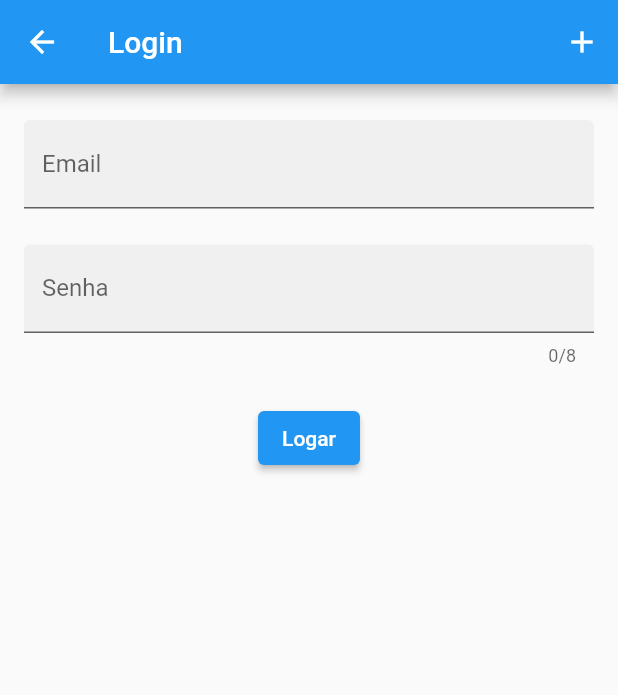
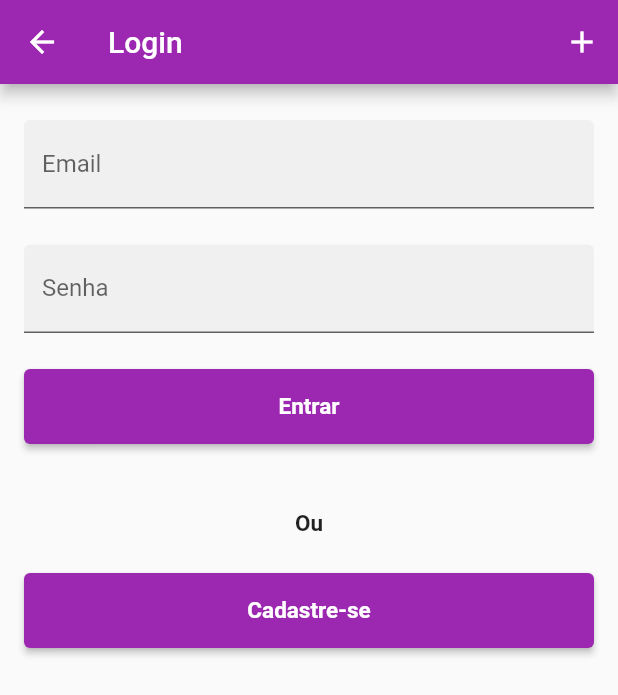
Before and after one commit to ErisonLopes/me_empresta_ai, a Flutter app: the LoginWidget screen opened directly, on a phone screen of 412 x 824 dp. Shown: the top 695 px of the screen. Run offline on Flutter 3.47's test engine with Material 2 defaults, Android fonts, the phone set to English and light mode, and no system bars; our stand-ins replace floor, flutter_svg, sqflite; accounts and stored records are empty; generated files the repository leaves out were written again; project files that could hold a hidden picture were left out.

Commit message:
Create login validations

```diff
--- a/lib/main.dart
+++ b/lib/main.dart
@@ -17,12 +17,12 @@ class MyApp extends StatelessWidget {
     return MaterialApp(
       title: 'Flutter Demo',
       theme: ThemeData(
-        primarySwatch: Colors.blue,
+        primarySwatch: Colors.purple,
       ),
       initialRoute: '/',
       routes: {
-        //'/': (context) => const LoginWidget(),
-        '/': (context) => const MyBooksWidget()
+        '/': (context) => const LoginWidget(),
+        //'/': (context) => const MyBooksWidget()
       },
     );
   }
--- a/lib/screens/login.dart
+++ b/lib/screens/login.dart
@@ -5,6 +5,8 @@ import 'package:me_empresta_ai/models/user.dart';
 import 'package:me_empresta_ai/repositories/userRepository.dart';
 import 'package:me_empresta_ai/screens/userAdd.dart';
 import 'package:me_empresta_ai/utils/custom_widgets.dart';
+
+import 'myListBook.dart';
 
 class LoginWidget extends StatefulWidget {
   const LoginWidget({Key? key}) : super(key: key);
@@ -45,66 +47,6 @@ class _LoginWidgetState extends State<LoginWidget> {
   }
 }
 
-class PasswordField extends StatefulWidget {
-  const PasswordField({
-    Key? key,
-    this.restorationId,
-    this.fieldKey,
-    this.hintText,
-    this.labelText,
-    this.helperText,
-    this.onSaved,
-    this.validator,
-    this.onFieldSubmitted,
-    this.focusNode,
-    this.textInputAction,
-  }) : super(key: key);
-
-  final String? restorationId;
-  final Key? fieldKey;
-  final String? hintText;
-  final String? labelText;
-  final String? helperText;
-  final FormFieldSetter<String>? onSaved;
-  final FormFieldValidator<String>? validator;
-  final ValueChanged<String>? onFieldSubmitted;
-  final FocusNode? focusNode;
-  final TextInputAction? textInputAction;
-
-  @override
-  State<PasswordField> createState() => _PasswordFieldState();
-}
-
-class _PasswordFieldState extends State<PasswordField> with RestorationMixin {
-  final RestorableBool _obscureText = RestorableBool(true);
-
-  @override
-  String? get restorationId => widget.restorationId;
-
-  @override
-  void restoreState(RestorationBucket? oldBucket, bool initialRestore) {
-    registerForRestoration(_obscureText, 'obscure_text');
-  }
-
-  @override
-  Widget build(BuildContext context) {
-    return TextFormField(
-      key: widget.fieldKey,
-      restorationId: 'password_text_field',
-      obscureText: _obscureText.value,
-      maxLength: 8,
-      onSaved: widget.onSaved,
-      validator: widget.validator,
-      onFieldSubmitted: widget.onFieldSubmitted,
-      decoration: InputDecoration(
-          filled: true,
-          hintText: widget.hintText,
-          labelText: widget.labelText,
-          helperText: widget.helperText),
-    );
-  }
-}
-
 class LoginFields extends StatefulWidget {
   const LoginFields({Key? key}) : super(key: key);
 
@@ -113,8 +55,12 @@ class LoginFields extends StatefulWidget {
 }
 
 class LoginFieldsState extends State<LoginFields> with RestorationMixin {
-  LoginData person = LoginData();
+  final UserRepository? _repository = UserRepository();
   late FocusNode _email, _password, _retypePassword, _lifeStory;
+  final addUser = UserFormWidget();
+
+  final _tEmail = TextEditingController();
+  final _tPassword = TextEditingController();
 
   @override
   String get restorationId => 'login';
@@ -139,28 +85,35 @@ class LoginFieldsState extends State<LoginFields> with RestorationMixin {
     registerForRestoration(_autoValidateModeIndex, 'autovalidate_mode');
   }
 
+    _insertUser(User user) async {
+    if (user != null) {
+      await _repository!.insertUser(user);
+      await _repository!.getUserByEmail(user.username);
+    }
+  }
+
   final RestorableInt _autoValidateModeIndex =
       RestorableInt(AutovalidateMode.disabled.index);
 
   final GlobalKey<FormState> _formKey = GlobalKey<FormState>();
-  final GlobalKey<FormFieldState<String>> _passwordFieldKey =
-      GlobalKey<FormFieldState<String>>();
 
   @override
   Widget build(BuildContext context) {
     const sizedBoxSpace = SizedBox(height: 24);
+    const sizedBoxSpaceCadastro = SizedBox(height: 44);
 
     return Form(
       key: _formKey,
       autovalidateMode: AutovalidateMode.values[_autoValidateModeIndex.value],
       child: Scrollbar(
         child: SingleChildScrollView(
-          restorationId: 'text_field_demo_scroll_view',
+          restorationId: 'loginRestorationId',
           padding: const EdgeInsets.symmetric(horizontal: 16),
           child: Column(
             children: [
               sizedBoxSpace,
               TextFormField(
+                controller: _tEmail,
                 restorationId: 'email_field',
                 textInputAction: TextInputAction.next,
                 focusNode: _email,
@@ -170,32 +123,54 @@ class LoginFieldsState extends State<LoginFields> with RestorationMixin {
                   labelText: "Email",
                 ),
                 keyboardType: TextInputType.emailAddress,
-                onSaved: (value) {
-                  person.email = value;
-                  _lifeStory.requestFocus();
-                },
               ),
               sizedBoxSpace,
-              PasswordField(
+              TextFormField(
+                controller: _tPassword,
                 restorationId: 'password_field',
                 textInputAction: TextInputAction.next,
                 focusNode: _password,
-                fieldKey: _passwordFieldKey,
-                labelText: "Senha",
-                onFieldSubmitted: (value) {
-                  setState(() {
-                    person.password = value;
-                    _retypePassword.requestFocus();
-                  });
-                },
+                decoration: InputDecoration(
+                  filled: true,
+                  hintText: "Digite sua senha",
+                  labelText: "Senha",
+                ),
+                keyboardType: TextInputType.text,
+                obscureText: true,
               ),
               sizedBoxSpace,
               Center(
-                child: ElevatedButton(
-                  onPressed: _handleSubmitted,
-                  child: Text("Logar"),
-                ),
+                  child: SizedBox(
+                      height: 50, //height of button
+                      width: 400, //width of button
+                      child: ElevatedButton(
+                          onPressed: _handleSubmitted,
+                          child: Text("Entrar",
+                              style: TextStyle(
+                                  fontWeight: FontWeight.bold,
+                                  fontSize: 15))))),
+              sizedBoxSpaceCadastro,
+              Center(
+                child: Text("Ou",
+                    style:
+                        TextStyle(fontWeight: FontWeight.bold, fontSize: 15)),
               ),
+              sizedBoxSpace,
+              Center(
+                  child: SizedBox(
+                      height: 50, //height of button
+                      width: 400, //width of button
+                      child: ElevatedButton(
+                          onPressed: () {
+                            Navigator.push(
+                                    context,
+                                    MaterialPageRoute(
+                                        builder: (context) => addUser))
+                                .then((book) => _insertUser(book));
+                          },
+                          child: Text("Cadastre-se",
+                              style: TextStyle(
+                                  fontWeight: FontWeight.bold, fontSize: 15)))))
             ],
           ),
         ),
@@ -204,11 +179,45 @@ class LoginFieldsState extends State<LoginFields> with RestorationMixin {
   }
 
   void _handleSubmitted() {
-    final form = _formKey.currentState!;
-    if (!form.validate()) {
-      _autoValidateModeIndex.value = AutovalidateMode.always.index;
+    final email = _tEmail.text;
+    final password = _tPassword.text;
+    if (email.isEmpty || password.isEmpty) {
+      _showDialogError("Login e/ou Senha inválido(s)");
     } else {
-      form.save();
+      _verifyUserCredentials(email, password);
     }
   }
+
+  void _showDialogError(String message) {
+    showDialog(
+      context: context,
+      builder: (context) {
+        return AlertDialog(
+            title: Text("Erro"),
+            content: Text(message),
+            actions: <Widget>[
+              TextButton(
+                  child: Text("OK"),
+                  onPressed: () {
+                    Navigator.pop(context);
+                  })
+            ]);
+      },
+    );
+  }
+
+  void _verifyUserCredentials(String email, String password) async {
+    User? user = await _repository!.getUserByEmail(email);
+
+    if (user == null) {
+      _showDialogError("Usuário não encontrado. Verifique o e-mail e tente novamente.");
+      return;
+    }
+
+    if (password != user.password) {
+      return _showDialogError("Senha incorreta. Verifique e tente novamente.");
+    }
+
+    Navigator.push(context, MaterialPageRoute(builder: (context) => MyBooksWidget(userId: user.id!,)));
+  }
 }
```
Also changed, not shown: lib/repositories/userRepository.dart (+6 -1 lines), lib/screens/myListBook.dart (+13 -5 lines).
